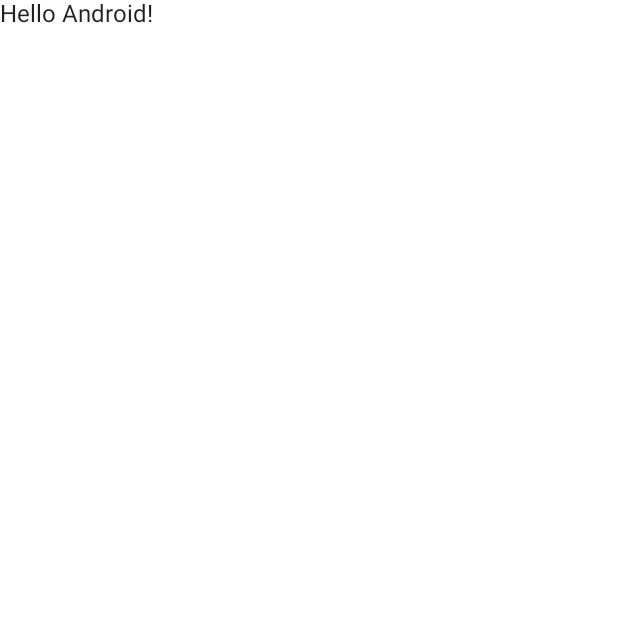
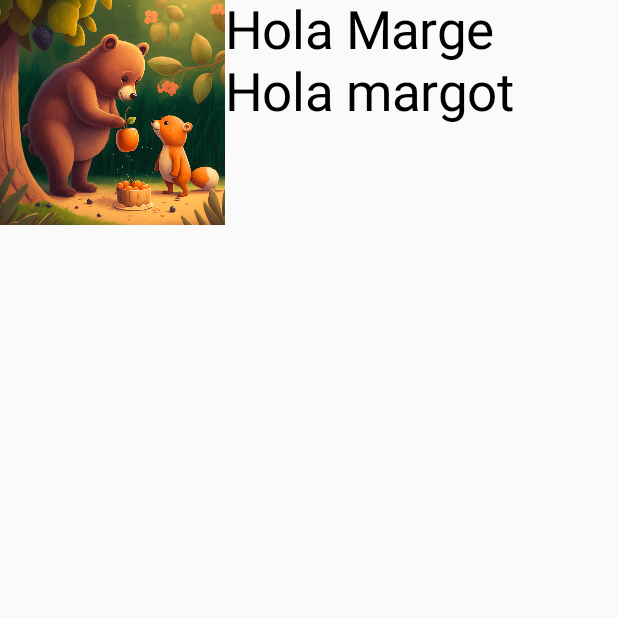
Before and after one commit to neolink557/learning-compose-app, an Android app built with Jetpack Compose: the screen it shows after launch (MainActivity), on a phone screen of 412 x 824 dp, the top half of it. Before the commit the part shown is almost empty. Run offline under Robolectric (Android 15) with nearby library versions, the phone set to English and light mode, and no system bars.

Commit message:
test with columns, rows, image and texts

```diff
--- a/app/src/main/java/com/example/learning/MainActivity.kt
+++ b/app/src/main/java/com/example/learning/MainActivity.kt
@@ -3,41 +3,66 @@ package com.example.learning
 import android.os.Bundle
 import androidx.activity.ComponentActivity
 import androidx.activity.compose.setContent
-import androidx.compose.foundation.layout.fillMaxSize
-import androidx.compose.material.MaterialTheme
-import androidx.compose.material.Surface
+import androidx.compose.foundation.Image
+import androidx.compose.foundation.layout.Column
+import androidx.compose.foundation.layout.Row
+import androidx.compose.foundation.layout.size
+import androidx.compose.foundation.layout.wrapContentWidth
 import androidx.compose.material.Text
 import androidx.compose.runtime.Composable
+import androidx.compose.ui.Alignment
 import androidx.compose.ui.Modifier
+import androidx.compose.ui.draw.scale
+import androidx.compose.ui.res.painterResource
 import androidx.compose.ui.tooling.preview.Preview
-import com.example.learning.ui.theme.LearningTheme
+import androidx.compose.ui.unit.dp
+import androidx.compose.ui.unit.sp
 
 class MainActivity : ComponentActivity() {
     override fun onCreate(savedInstanceState: Bundle?) {
         super.onCreate(savedInstanceState)
         setContent {
-            LearningTheme {
-                // A surface container using the 'background' color from the theme
-                Surface(
-                    modifier = Modifier.fillMaxSize(),
-                    color = MaterialTheme.colors.background
-                ) {
-                    Greeting("Android")
-                }
-            }
+            MyRows()
         }
     }
 }
 
 @Composable
-fun Greeting(name: String) {
-    Text(text = "Hello $name!")
+fun MyRows() {
+    Row {
+        MyImage()
+        MyTexts()
+    }
+
 }
 
-@Preview(showBackground = true)
 @Composable
-fun DefaultPreview() {
-    LearningTheme {
-        Greeting("Android")
+fun MyTexts() {
+    Column {
+        MyText(text = "Hola Marge")
+        MyText(text = "Hola margot")
     }
 }
+
+@Composable
+fun MyImage() {
+    Image(
+        modifier = Modifier.size(150.dp),
+        painter = painterResource(R.drawable.bear),
+        contentDescription = "foreground"
+    )
+}
+
+@Composable
+fun MyText(text: String) {
+    Text(
+        modifier = Modifier.wrapContentWidth(Alignment.Start),
+        fontSize = 35.sp,
+        text = text)
+}
+
+@Preview
+@Composable
+fun PreviewTexts() {
+    MyRows()
+}
```
Also changed, not shown: app/src/main/res/drawable/bear.png (added).
